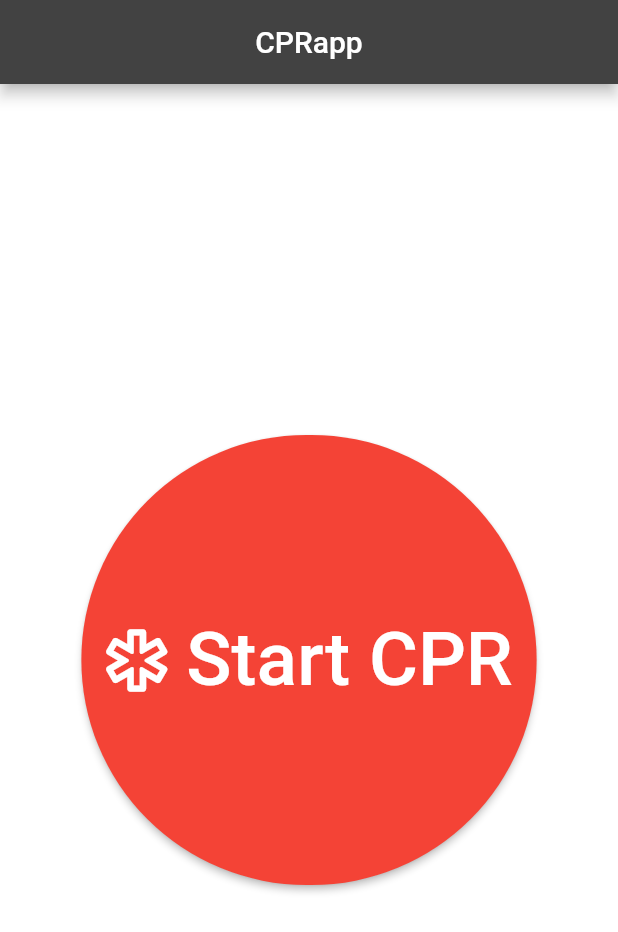
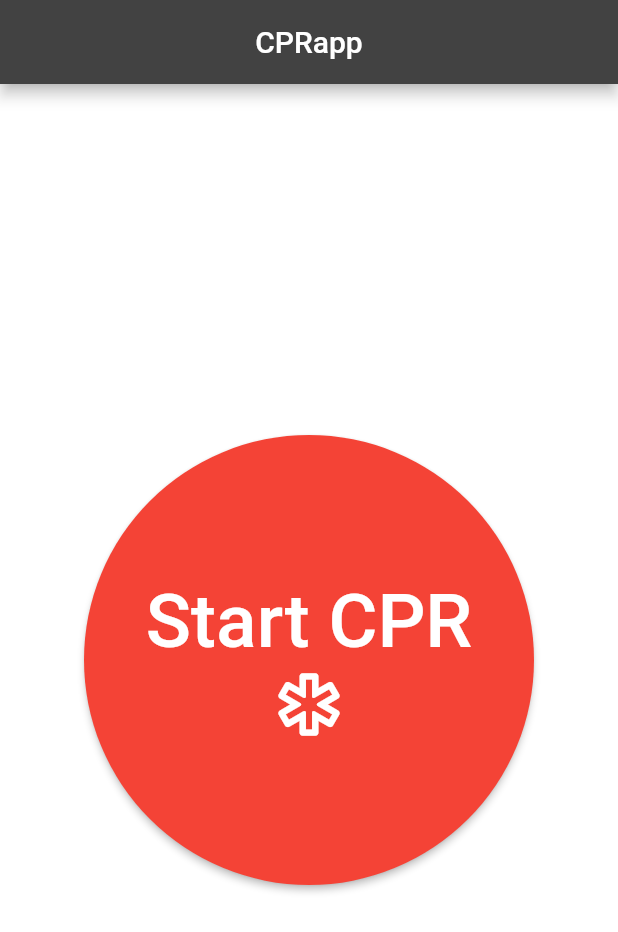
Before and after one commit to spacehealth/Data, a Flutter app: the screen it shows after launch, on a phone screen of 412 x 824 dp. Shown: the top 932 px of the screen. Run offline on Flutter 3.47's test engine with Material 2 defaults, Android fonts, the phone set to English and light mode, and no system bars.

Commit message:
Move icon below text

```diff
--- a/flutter_base/lib/main.dart
+++ b/flutter_base/lib/main.dart
@@ -51,14 +51,12 @@ class _MainPageState extends State<MainPage> {
       body: Center(
           child: Visibility(
               visible: _isVisible,
-              child: ElevatedButton.icon(
+              child: ElevatedButton(
                   style: ElevatedButton.styleFrom(
                     shape: RoundedRectangleBorder(
                         borderRadius: BorderRadius.circular(200.0)),
                     minimumSize: Size(300, 300),
                   ),
-                label: Text("Start CPR", style: TextStyle(fontSize: 50)),
-                icon: Icon(Icons.emergency_outlined, size: 50),
                   onPressed: () {
                     setState(() {
                       _isVisible = false;
@@ -66,7 +64,14 @@ class _MainPageState extends State<MainPage> {
                     });
                     //Backend
                   },
-              ))));
+                  child: Column(
+                      crossAxisAlignment: CrossAxisAlignment.center,
+                      mainAxisAlignment: MainAxisAlignment.center,
+                      mainAxisSize: MainAxisSize.min,
+                      children: [
+                        Text("Start CPR", style: TextStyle(fontSize: 50)),
+                        Icon(Icons.emergency_outlined, size: 50),
+                      ])))));
 
   void _startCPR() {
     _backgroundColor += 2;
```
Lines whose indentation alone changed are shown as unchanged.
